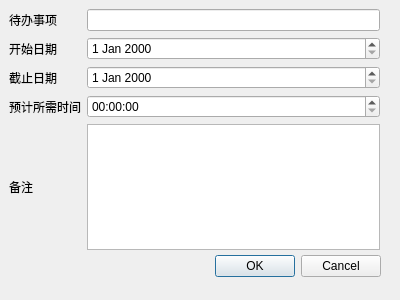
This is SouceCode/Calcuwork/dialog_edit.ui in lolobilibili/Calculator as Qt 5 draws it before an edit. The edited form follows.
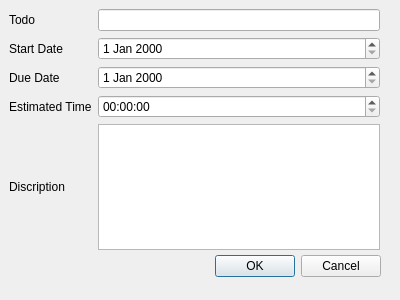
This is the edited form.

```diff
--- a/SouceCode/Calcuwork/dialog_edit.ui
+++ b/SouceCode/Calcuwork/dialog_edit.ui
@@ -45,14 +45,14 @@
     <item row="3" column="0">
      <widget class="QLabel" name="label_4">
       <property name="text">
-       <string>预计所需时间</string>
+       <string>Estimated Time</string>
       </property>
      </widget>
     </item>
     <item row="0" column="0">
      <widget class="QLabel" name="label">
       <property name="text">
-       <string>待办事项</string>
+       <string>Todo</string>
       </property>
      </widget>
     </item>
@@ -66,7 +66,7 @@
     <item row="2" column="0">
      <widget class="QLabel" name="label_2">
       <property name="text">
-       <string>截止日期</string>
+       <string>Due Date</string>
       </property>
      </widget>
     </item>
@@ -83,14 +83,14 @@
     <item row="4" column="0">
      <widget class="QLabel" name="label_3">
       <property name="text">
-       <string>备注</string>
+       <string>Discription</string>
       </property>
      </widget>
     </item>
     <item row="1" column="0">
      <widget class="QLabel" name="label_5">
       <property name="text">
-       <string>开始日期</string>
+       <string>Start Date</string>
       </property>
      </widget>
     </item>
```
